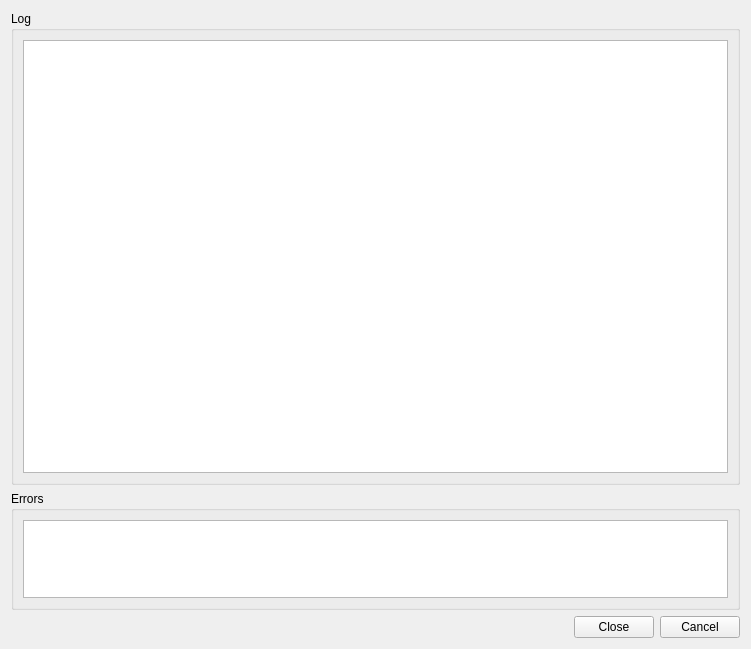
The window that Plugins/VcsPlugins/vcsPySvn/SvnLogDialog.ui (testmana2/test) describes before a commit, drawn with Qt 5.
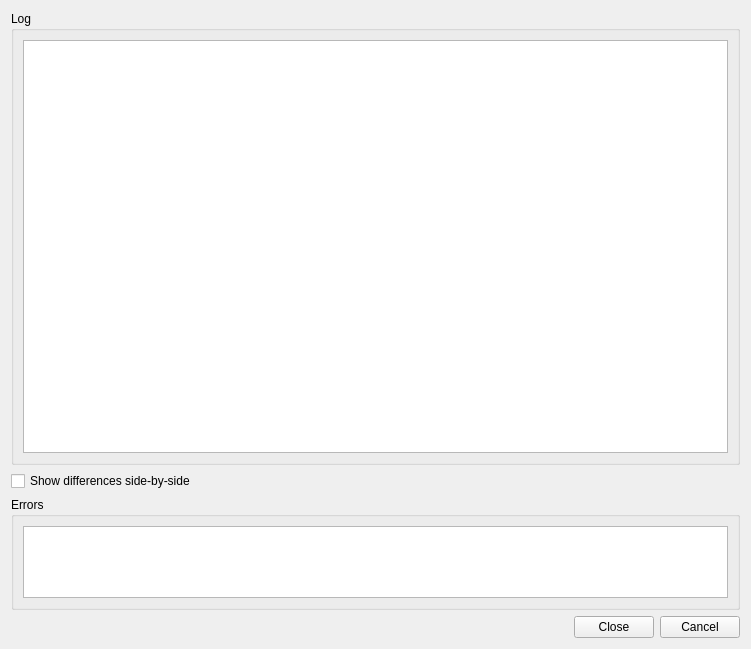
The same window after the commit.

Commit message: Added capability to compare files side-by-side to the Subversion interfaces.

The edit to the form file:
```diff
--- a/Plugins/VcsPlugins/vcsPySvn/SvnLogDialog.ui
+++ b/Plugins/VcsPlugins/vcsPySvn/SvnLogDialog.ui
@@ -13,7 +13,7 @@
   <property name="windowTitle">
    <string>Subversion Log</string>
   </property>
-  <layout class="QVBoxLayout">
+  <layout class="QVBoxLayout" name="verticalLayout">
    <item>
     <widget class="QGroupBox" name="contentsGroup">
      <property name="sizePolicy">
@@ -36,6 +36,16 @@
      </layout>
     </widget>
    </item>
+   <item>
+    <widget class="QCheckBox" name="sbsCheckBox">
+     <property name="toolTip">
+      <string>Select to show differences side-by-side</string>
+     </property>
+     <property name="text">
+      <string>Show differences side-by-side</string>
+     </property>
+    </widget>
+   </item>
    <item>
     <widget class="QGroupBox" name="errorGroup">
      <property name="sizePolicy">
```
Left out of the diff: 1 changed line with no effect on the pictures. The commit also changes 44 other files.
